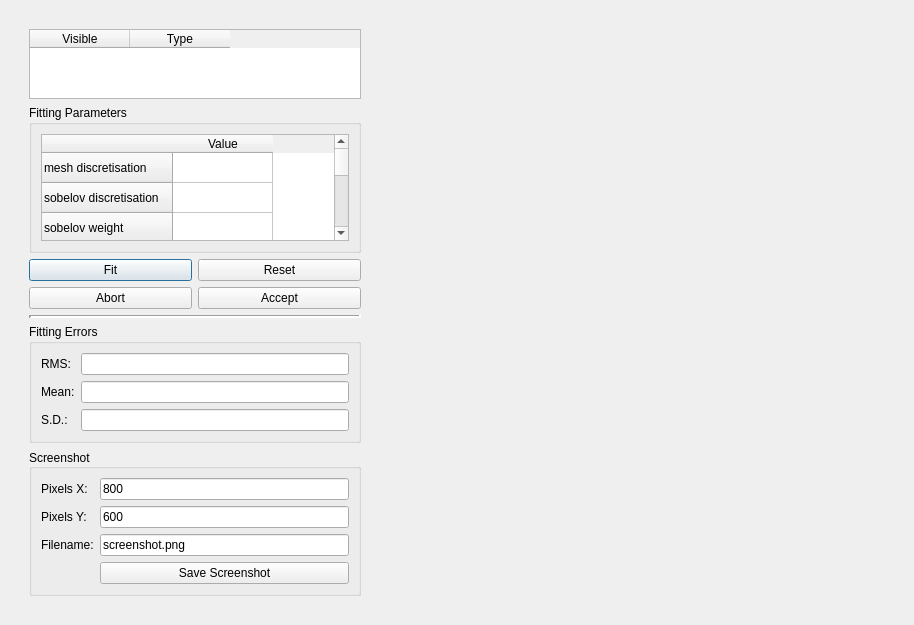
Old version of the form fieldworkmeshfittingstep/qt/mayavifittingviewerwidget.ui in the repository mapclient-plugins/fieldworkmeshfittingstep.
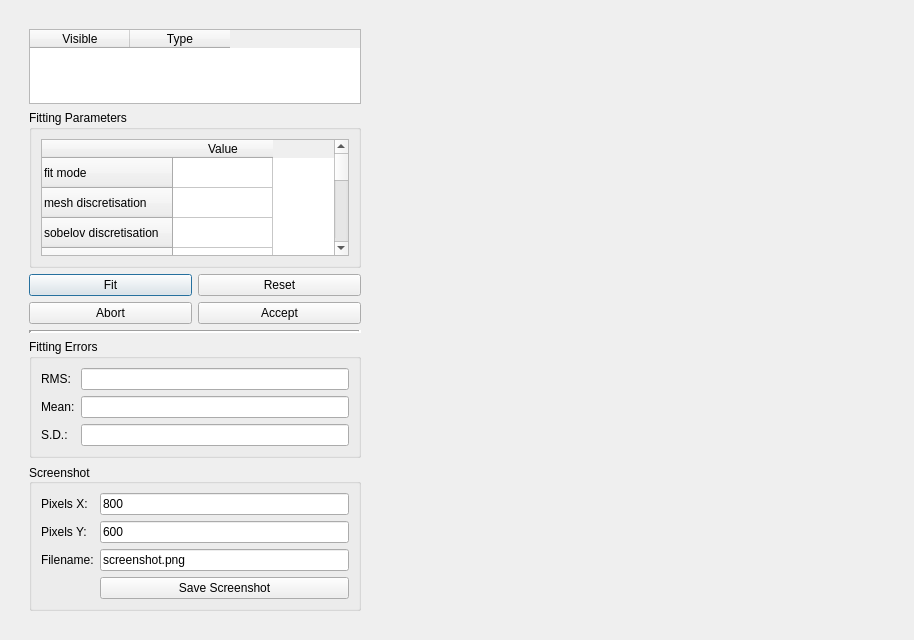
New version of the form. Custom widgets are drawn as their Qt base class.

Commit message: added fit mode to gui params, fixed abort string

What changed in the file:
```diff
--- a/fieldworkmeshfittingstep/qt/mayavifittingviewerwidget.ui
+++ b/fieldworkmeshfittingstep/qt/mayavifittingviewerwidget.ui
@@ -7,7 +7,7 @@
     <x>0</x>
     <y>0</y>
     <width>914</width>
-    <height>625</height>
+    <height>640</height>
    </rect>
   </property>
   <property name="sizePolicy">
@@ -116,6 +116,11 @@
              <layout class="QVBoxLayout" name="verticalLayout_2">
               <item>
                <widget class="QTableWidget" name="fitParamsTableWidget">
+                <row>
+                 <property name="text">
+                  <string>fit mode</string>
+                 </property>
+                </row>
                 <row>
                  <property name="text">
                   <string>mesh discretisation</string>
@@ -181,7 +186,7 @@
                   <string>Value</string>
                  </property>
                 </column>
-                <item row="0" column="0">
+                <item row="1" column="0">
                  <property name="text">
                   <string/>
                  </property>
```
Left out of the diff: 2 changed lines with no effect on the pictures. The commit also changes 3 other files.
